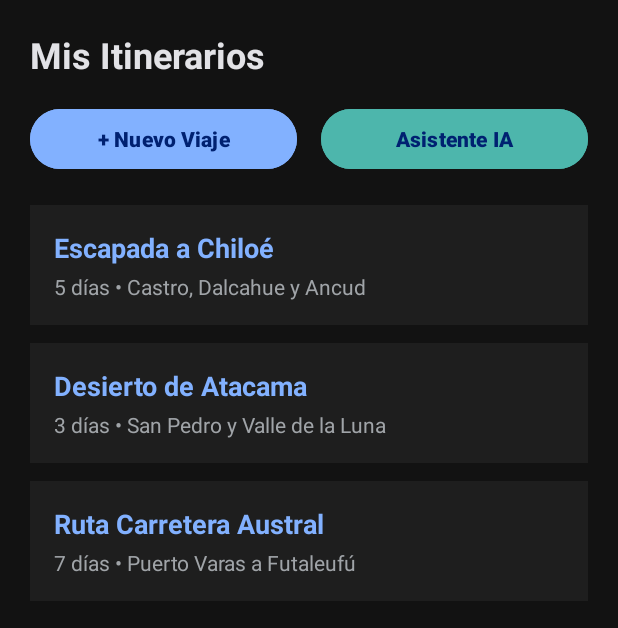
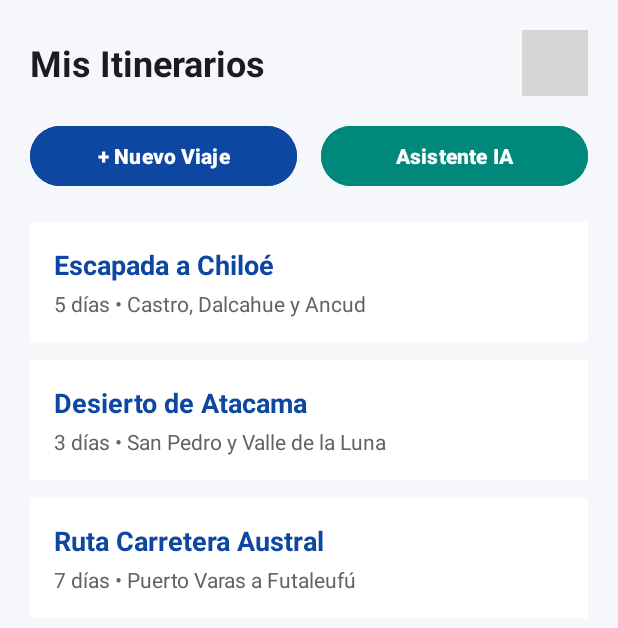
Before and after one commit to LilianLabbe/Itinerario_de_viaje, an Android app: the ListaActivity screen opened directly, with no data from a screen before it, on a phone screen of 412 x 824 dp. Shown: the top 628 px of the screen. Run offline under Robolectric (Android 15) with nearby library versions, the phone set to English and light mode, and no system bars; grey boxes are pictures that could not be loaded.

Commit message:
solucion modo oscuro

```diff
--- a/app/src/main/java/com/example/itinerario_de_viaje/IaActivity.kt
+++ b/app/src/main/java/com/example/itinerario_de_viaje/IaActivity.kt
@@ -18,9 +18,9 @@ class IaActivity : AppCompatActivity() {
         btnPreguntarIa?.setOnClickListener {
             val prompt = etPromptIa?.text?.toString()?.trim().orEmpty()
             if (prompt.isNotEmpty()) {
-                tvRespuestaIa?.text = "Sugerencia generada para \"$prompt\":\n\n• Día 1: Recorrido histórico y centro urbano.\n• Día 2: Parque natural y atracciones gastronómicas.\n• Día 3: Actividades culturales y tiempo libre."
+                tvRespuestaIa?.text = getString(R.string.respuesta_con_prompt, prompt)
             } else {
-                tvRespuestaIa?.text = "Sugerencia generada:\n\n• Día 1: Recorrido histórico y centro urbano.\n• Día 2: Parque natural y atracciones gastronómicas."
+                tvRespuestaIa?.setText(R.string.respuesta_ejemplo_ia)
             }
         }
     }
--- a/app/src/main/java/com/example/itinerario_de_viaje/ListaActivity.kt
+++ b/app/src/main/java/com/example/itinerario_de_viaje/ListaActivity.kt
@@ -1,21 +1,43 @@
 package com.example.itinerario_de_viaje
 
 import android.content.Intent
+import android.content.res.Configuration
 import android.os.Bundle
 import android.view.View
 import android.widget.Button
+import android.widget.ImageButton
 import androidx.appcompat.app.AppCompatActivity
+import androidx.appcompat.app.AppCompatDelegate
 
 class ListaActivity : AppCompatActivity() {
     override fun onCreate(savedInstanceState: Bundle?) {
         super.onCreate(savedInstanceState)
         setContentView(R.layout.activity_lista)
 
+        val btnToggleTema = findViewById<ImageButton>(R.id.btnToggleTema)
         val btnNuevoViaje = findViewById<Button>(R.id.btnNuevoViaje)
         val btnAsistenteIa = findViewById<Button>(R.id.btnAsistenteIa)
         val cardViaje1 = findViewById<View>(R.id.cardViaje1)
         val cardViaje2 = findViewById<View>(R.id.cardViaje2)
         val cardViaje3 = findViewById<View>(R.id.cardViaje3)
+
+        // Detecta si el tema actual es oscuro
+        val isNightMode = (resources.configuration.uiMode and Configuration.UI_MODE_NIGHT_MASK) == Configuration.UI_MODE_NIGHT_YES
+
+        // Muestra el sol si estamos en modo oscuro (para alternar a claro), o la luna si estamos en claro
+        if (isNightMode) {
+            btnToggleTema?.setImageResource(R.drawable.ic_modo_sol)
+        } else {
+            btnToggleTema?.setImageResource(R.drawable.ic_modo_luna)
+        }
+
+        btnToggleTema?.setOnClickListener {
+            if (isNightMode) {
+                AppCompatDelegate.setDefaultNightMode(AppCompatDelegate.MODE_NIGHT_NO)
+            } else {
+                AppCompatDelegate.setDefaultNightMode(AppCompatDelegate.MODE_NIGHT_YES)
+            }
+        }
 
         btnNuevoViaje?.setOnClickListener {
             startActivity(Intent(this, AgregarActivity::class.java))
--- a/app/src/main/res/layout/activity_lista.xml
+++ b/app/src/main/res/layout/activity_lista.xml
@@ -9,15 +9,32 @@
     android:padding="20dp"
     tools:context=".ListaActivity">
 
-    <TextView
-        android:id="@+id/tvTituloLista"
-        android:layout_width="wrap_content"
+    <LinearLayout
+        android:layout_width="match_parent"
         android:layout_height="wrap_content"
         android:layout_marginBottom="16dp"
-        android:text="@string/titulo_lista"
-        android:textColor="@color/texto_principal"
-        android:textSize="24sp"
-        android:textStyle="bold" />
+        android:gravity="center_vertical"
+        android:orientation="horizontal">
+
+        <TextView
+            android:id="@+id/tvTituloLista"
+            android:layout_width="0dp"
+            android:layout_height="wrap_content"
+            android:layout_weight="1"
+            android:text="@string/titulo_lista"
+            android:textColor="@color/texto_principal"
+            android:textSize="24sp"
+            android:textStyle="bold" />
+
+        <ImageButton
+            android:id="@+id/btnToggleTema"
+            android:layout_width="44dp"
+            android:layout_height="44dp"
+            android:background="?attr/selectableItemBackgroundBorderless"
+            android:contentDescription="@string/desc_toggle_tema"
+            android:padding="8dp"
+            android:src="@drawable/ic_modo_luna" />
+    </LinearLayout>
 
     <LinearLayout
         android:layout_width="match_parent"
--- a/app/src/main/res/values-notnight/colors.xml
+++ b/app/src/main/res/values-notnight/colors.xml
@@ -1,12 +1,12 @@
 <?xml version="1.0" encoding="utf-8"?>
 <resources>
-    <color name="primario">#82B1FF</color>
-    <color name="primario_variante">#448AFF</color>
-    <color name="secundario">#4DB6AC</color>
-    <color name="fondo_pantalla">#121212</color>
-    <color name="fondo_tarjeta">#1E1E1E</color>
-    <color name="texto_principal">#E2E2E6</color>
-    <color name="texto_secundario">#A0A4A8</color>
-    <color name="texto_boton">#002171</color>
-    <color name="peligro">#EF5350</color>
+    <color name="primario">#0D47A1</color>
+    <color name="primario_variante">#002171</color>
+    <color name="secundario">#00897B</color>
+    <color name="fondo_pantalla">#F5F7FA</color>
+    <color name="fondo_tarjeta">#FFFFFF</color>
+    <color name="texto_principal">#1A1C1E</color>
+    <color name="texto_secundario">#5E6368</color>
+    <color name="texto_boton">#FFFFFF</color>
+    <color name="peligro">#C62828</color>
 </resources>
--- a/app/src/main/res/values/strings.xml
+++ b/app/src/main/res/values/strings.xml
@@ -1,5 +1,6 @@
 <resources>
     <string name="app_name">RutaPro Viajes</string>
+    <string name="desc_toggle_tema">Cambiar modo claro y oscuro</string>
 
     <!-- Login -->
     <string name="desc_logo">Logo de RutaPro Viajes</string>
@@ -54,4 +55,5 @@
     <string name="hint_prompt_ia">Escribe tu destino y días (ej. 3 días en Valdivia)</string>
     <string name="btn_preguntar_ia">Generar Sugerencia</string>
     <string name="respuesta_ejemplo_ia">Sugerencia para 3 días en Valdivia:\n\n• Día 1: Mercado Fluvial, paseo costanera y Jardín Botánico UACh.\n• Día 2: Navegación a Isla Mancera y Fuerte de Niebla.\n• Día 3: Parque Oncol y degustación en cervecería local.</string>
+    <string name="respuesta_con_prompt">Sugerencia generada para \"%1$s\":\n\n• Día 1: Recorrido histórico y centro urbano.\n• Día 2: Parque natural y atracciones gastronómicas.\n• Día 3: Actividades culturales y tiempo libre.</string>
 </resources>
```
Also changed, not shown: app/src/main/java/com/example/itinerario_de_viaje/MainActivity.kt (+22 -0 lines), app/src/main/res/layout/activity_main.xml (+24 -1 lines).
